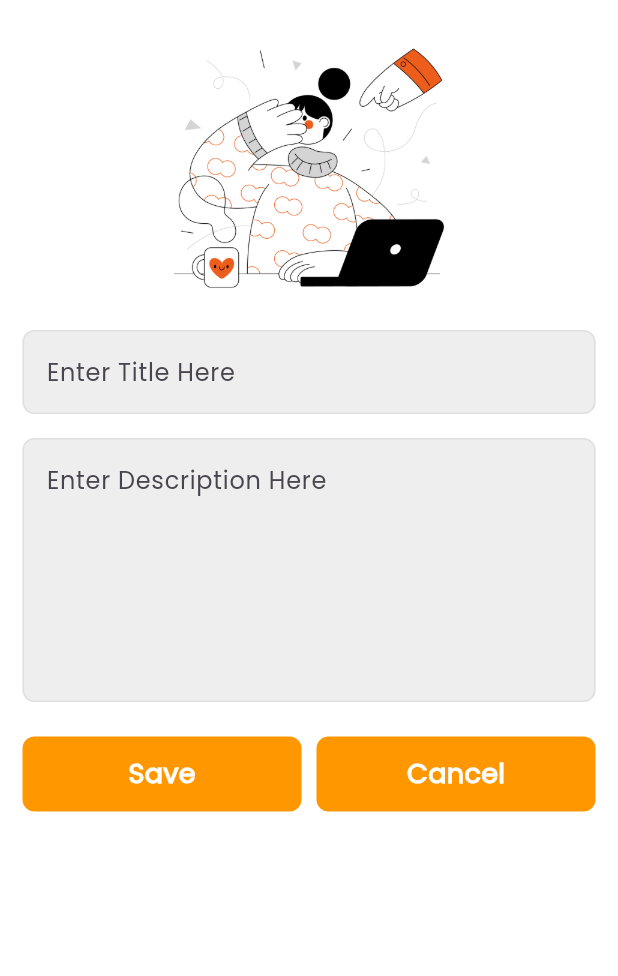
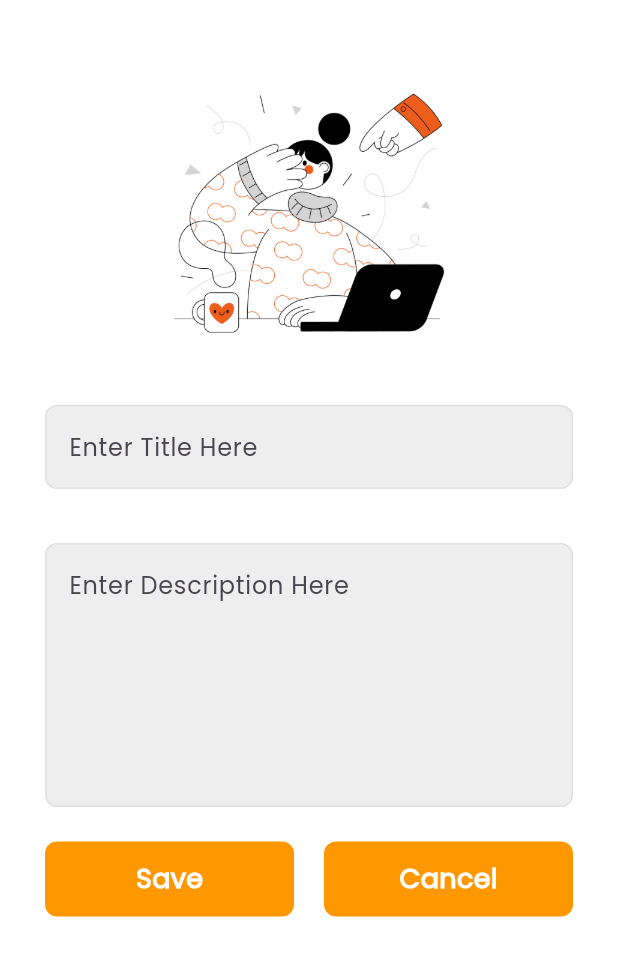
Before and after one commit to HaiderAli228/MindMap-Routines-Manager, a Flutter app: the AddNewNotesView screen opened by its route, on a phone screen of 412 x 824 dp, the part 84-1060 px from its top. Run offline on Flutter 3.47's test engine with Material 3 defaults, Android fonts, the phone set to English and light mode, and no system bars; our stand-ins replace fluttertoast, form_field_validator, lottie, sqflite; accounts and stored records are empty.

Commit message:
adding responsiveness

```diff
--- a/lib/view/add_new_notes_view.dart
+++ b/lib/view/add_new_notes_view.dart
@@ -29,13 +29,20 @@ class _AddNewNotesViewState extends State<AddNewNotesView> {
 
     // If a note was passed (for updating), pre-fill the title and description fields
     if (widget.note != null) {
-      titleController.text = widget.note![databaseHelperObject!.tableSecondColumnIsTitle];
-      descriptionController.text = widget.note![databaseHelperObject!.tableThirdColumnIsDescription];
+      titleController.text =
+          widget.note![databaseHelperObject!.tableSecondColumnIsTitle];
+      descriptionController.text =
+          widget.note![databaseHelperObject!.tableThirdColumnIsDescription];
     }
   }
 
   @override
   Widget build(BuildContext context) {
+    // Fetch screen size to make UI responsive
+    final screenWidth = MediaQuery.of(context).size.width;
+    final isLargeScreen =
+        screenWidth > 600; // Check for larger screens like tablets or web
+
     return Scaffold(
       backgroundColor: Colors.white,
       appBar: AppBar(
@@ -53,20 +60,26 @@ class _AddNewNotesViewState extends State<AddNewNotesView> {
       ),
       body: Center(
         child: SingleChildScrollView(
+          padding: EdgeInsets.symmetric(
+            horizontal: isLargeScreen ? 100 : 15, // Dynamic horizontal padding
+            vertical: 20,
+          ),
           child: Form(
             key: formKey,
             child: Column(
               mainAxisAlignment: MainAxisAlignment.center,
               children: [
-                const Image(
-                  image: AssetImage("assets/images/2.png"),
-                  height: 200,
+                Image(
+                  image: const AssetImage("assets/images/2.png"),
+                  height: isLargeScreen ? 300 : 200, // Adjust image size
                   fit: BoxFit.cover,
                 ),
+                const SizedBox(height: 20),
                 TextFormFields(
                   controllerValue: titleController,
                   hintText: "Enter Title Here",
                 ),
+                const SizedBox(height: 20),
                 TextFormFields(
                   controllerValue: descriptionController,
                   hintText: "Enter Description Here",
@@ -98,7 +111,8 @@ class _AddNewNotesViewState extends State<AddNewNotesView> {
                                       .updateNotes(
                                     titleIs: titleController.text,
                                     descriptionIs: descriptionController.text,
-                                    indexIs: widget.note![databaseHelperObject!.tableFirstColumnIsSeNum],
+                                    indexIs: widget.note![databaseHelperObject!
+                                        .tableFirstColumnIsSeNum],
                                   )
                                       .then((_) {
                                     ToastMsg.toastMsg("Notes Updated");
@@ -108,6 +122,7 @@ class _AddNewNotesViewState extends State<AddNewNotesView> {
                               }
                             }),
                       ),
+                      const SizedBox(width: 10), // Add spacing between buttons
                       Expanded(
                         child: AppButton(
                             text: "Cancel",
@@ -119,9 +134,7 @@ class _AddNewNotesViewState extends State<AddNewNotesView> {
                     ],
                   ),
                 ),
-                const SizedBox(
-                  height: 200,
-                )
+                const SizedBox(height: 100),
               ],
             ),
           ),
```
